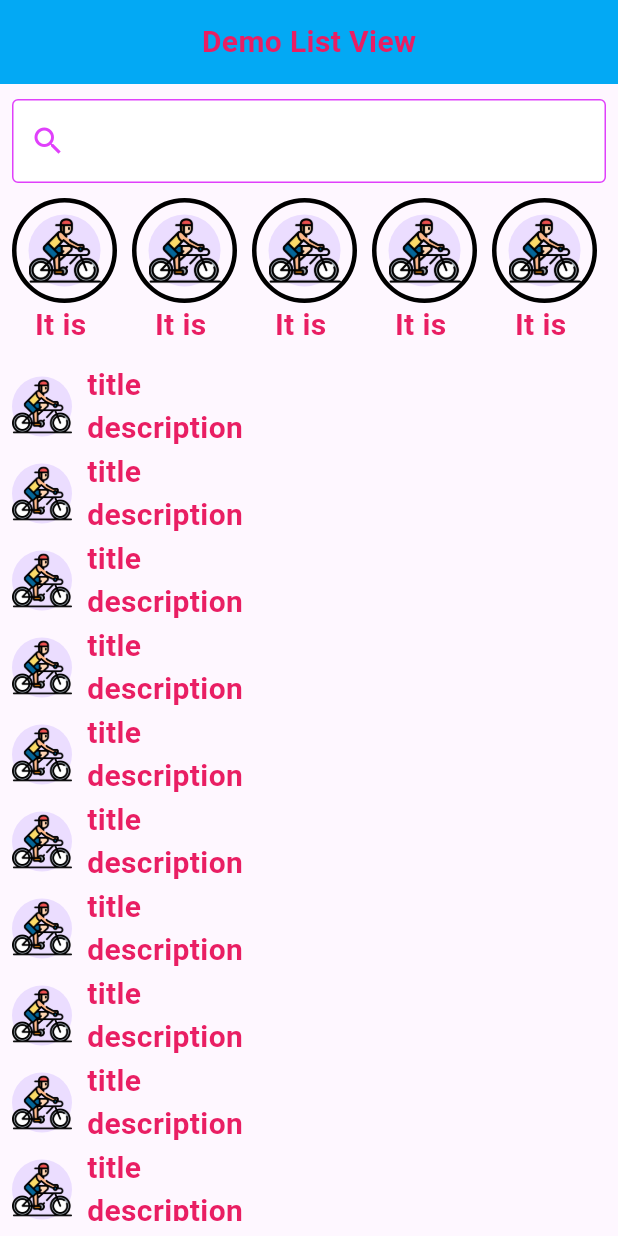
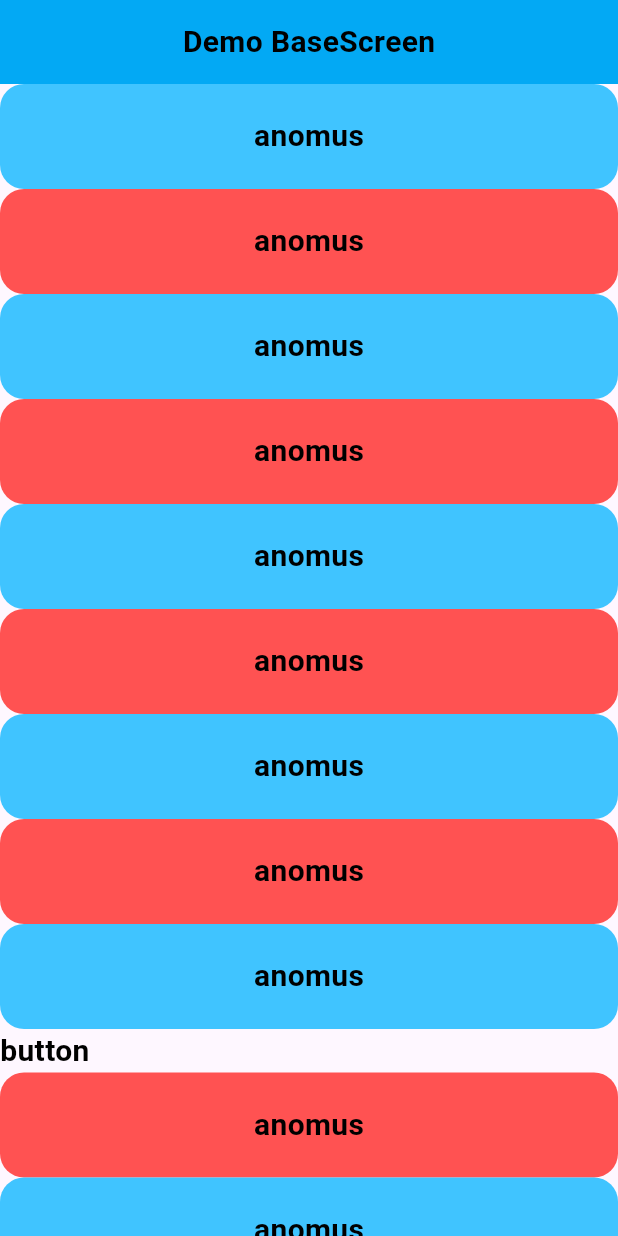
Before and after one commit to taquanghuy02032000/FlutterCookBook, a Flutter app: the screen it shows after launch, on a phone screen of 412 x 824 dp. Run offline on Flutter 3.47's test engine with Material 3 defaults, Android fonts, the phone set to English and light mode, and no system bars.

```diff
--- a/flutter_cook_book/lib/main.dart
+++ b/flutter_cook_book/lib/main.dart
@@ -8,6 +8,8 @@ import 'package:flutter_cook_book/presentations/demo_stateless_feat_statefull/de
 import 'package:flutter_cook_book/presentations/demo_textfield/ToastFtDialogFtOverlay/demo_toast_dialog_overlay.dart';
 import 'package:flutter_cook_book/presentations/demo_textfield/chua_bt_text_field.dart';
 import 'package:flutter_cook_book/presentations/demo_textfield/demo_textfield_screen.dart';
+import 'package:flutter_cook_book/presentations/grid_view/grid_view_demo.dart';
+import 'package:flutter_cook_book/presentations/grid_view/scroll_controller_demo.dart';
 import 'package:flutter_cook_book/presentations/list_view/list_view_demo_screen.dart';
 
 void main() {
@@ -37,14 +39,15 @@ class MyApp extends StatelessWidget {
           bodyMedium: TextStyle(
             fontSize: 20,
             fontWeight: FontWeight.w700,
-            color: Colors.pink,
+            color: Colors.black,
           ),
         ),
       ),
       // home: const ScreenB(),
       // home: const DemoTextField(),
       // home: const DemoToastDialogOverlayScreen(),
-      home: const ListViewDemoScreen(),
+      // home: const GridViewDemo(),
+      home: ScrollControllerDemo(),
     );
   }
 }
--- /dev/null
+++ b/flutter_cook_book/lib/presentations/grid_view/scroll_controller_demo.dart
@@ -0,0 +1,81 @@
+import 'package:flutter/material.dart';
+import 'package:flutter_cook_book/presentations/widget_common/base_screen.dart';
+
+class ScrollControllerDemo extends StatefulWidget {
+  const ScrollControllerDemo({Key? key}) : super(key: key);
+
+  @override
+  State<ScrollControllerDemo> createState() => _ScrollControllerDemoState();
+}
+
+class _ScrollControllerDemoState extends State<ScrollControllerDemo> {
+  final ScrollController _scrollController = ScrollController();
+  bool showLoading = false;
+
+  @override
+  void initState() {
+    super.initState();
+    _scrollController.addListener(() {
+      _handleScroll();
+    });
+  }
+
+  void _handleScroll() {
+    if (_scrollController.position.pixels == _scrollController.position.maxScrollExtent) {}
+  }
+
+  @override
+  Widget build(BuildContext context) {
+    return BaseScreen(
+      titleScreen: 'Demo BaseScreen',
+      bodyScreen: RefreshIndicator(
+        onRefresh: () async {},
+        child: ListView(
+          controller: _scrollController,
+          children: [
+            gridViewItem(),
+            gridViewItem(isColorPicker: true),
+            gridViewItem(),
+            gridViewItem(isColorPicker: true),
+            gridViewItem(),
+            gridViewItem(isColorPicker: true),
+            gridViewItem(),
+            gridViewItem(isColorPicker: true),
+            gridViewItem(),
+            InkWell(
+                onTap: () {
+                  _scrollController.animateTo(0,
+                      duration: Duration(milliseconds: 500), curve: Curves.bounceOut);
+                },
+                child: Text(
+                  'button',
+                )),
+            gridViewItem(isColorPicker: true),
+            gridViewItem(),
+            gridViewItem(isColorPicker: true),
+            gridViewItem(),
+            gridViewItem(isColorPicker: true),
+            gridViewItem(),
+            gridViewItem(isColorPicker: true),
+            gridViewItem(),
+            gridViewItem(isColorPicker: true),
+          ],
+        ),
+      ),
+    );
+  }
+
+  Widget gridViewItem({bool isColorPicker = false}) {
+    return Container(
+      decoration: BoxDecoration(
+        borderRadius: BorderRadius.circular(16),
+        color: isColorPicker ? Colors.redAccent : Colors.lightBlueAccent,
+      ),
+      height: 70,
+      width: 70,
+      child: const Center(
+        child: Text('anomus'),
+      ),
+    );
+  }
+}
--- a/flutter_cook_book/lib/presentations/list_view/list_view_demo_screen.dart
+++ b/flutter_cook_book/lib/presentations/list_view/list_view_demo_screen.dart
@@ -31,7 +31,8 @@ class _ListViewDemoScreenState extends State<ListViewDemoScreen> {
           horizontal: 8,
         ),
         child: SingleChildScrollView(
-          // physics: NeverScrollableScrollPhysics(),
+          child: Container(
+            height: 500,
             child: Column(
               crossAxisAlignment: CrossAxisAlignment.start,
               children: [
@@ -60,23 +61,26 @@ class _ListViewDemoScreenState extends State<ListViewDemoScreen> {
                 SizedBox(
                   height: 10,
                 ),
-              ListView(
-                physics: const NeverScrollableScrollPhysics(),
-                shrinkWrap: true,
-                children: [
-                  verticleBubbleChat(),
-                  verticleBubbleChat(),
-                  verticleBubbleChat(),
-                  verticleBubbleChat(),
-                  verticleBubbleChat(),
-                  verticleBubbleChat(),
-                  verticleBubbleChat(),
-                  verticleBubbleChat(),
-                  verticleBubbleChat(),
-                  verticleBubbleChat(),
+                Expanded(child: listViewSeperated()),
+                // listViewBuilderDemoWidget(),
+                // ListView(
+                //   physics: const NeverScrollableScrollPhysics(),
+                //   shrinkWrap: true,
+                //   children: [
+                //     verticleBubbleChat(),
+                //     verticleBubbleChat(),
+                //     verticleBubbleChat(),
+                //     verticleBubbleChat(),
+                //     verticleBubbleChat(),
+                //     verticleBubbleChat(),
+                //     verticleBubbleChat(),
+                //     verticleBubbleChat(),
+                //     verticleBubbleChat(),
+                //     verticleBubbleChat(),
+                //   ],
+                // )
               ],
-              )
-            ],
+            ),
           ),
         ),
       ),
@@ -105,6 +109,39 @@ class _ListViewDemoScreenState extends State<ListViewDemoScreen> {
           ),
         )
       ],
+    );
+  }
+
+  ListView listViewBuilderDemoWidget() {
+    return ListView.builder(
+      itemCount: 15,
+      shrinkWrap: true,
+      itemBuilder: (context, index) {
+        final Color colorResult = (index % 2 == 0) ? Colors.red : Colors.yellow;
+        return Container(
+          height: 50,
+          color: colorResult,
+        );
+      },
+    );
+  }
+
+  ListView listViewSeperated() {
+    return ListView.separated(
+      itemBuilder: (context, index) {
+        final Color colorResult = (index % 2 == 0) ? Colors.red : Colors.yellow;
+        return Container(
+          height: 50,
+          color: colorResult,
+        );
+      },
+      separatorBuilder: (context, index) {
+        return Container(
+          height: 5,
+          color: Colors.black,
+        );
+      },
+      itemCount: 10,
     );
   }
 
```
Also changed, not shown: flutter_cook_book/lib/presentations/grid_view/grid_view_demo.dart (added, +104 -0 lines). Lines whose indentation alone changed are shown as unchanged.
